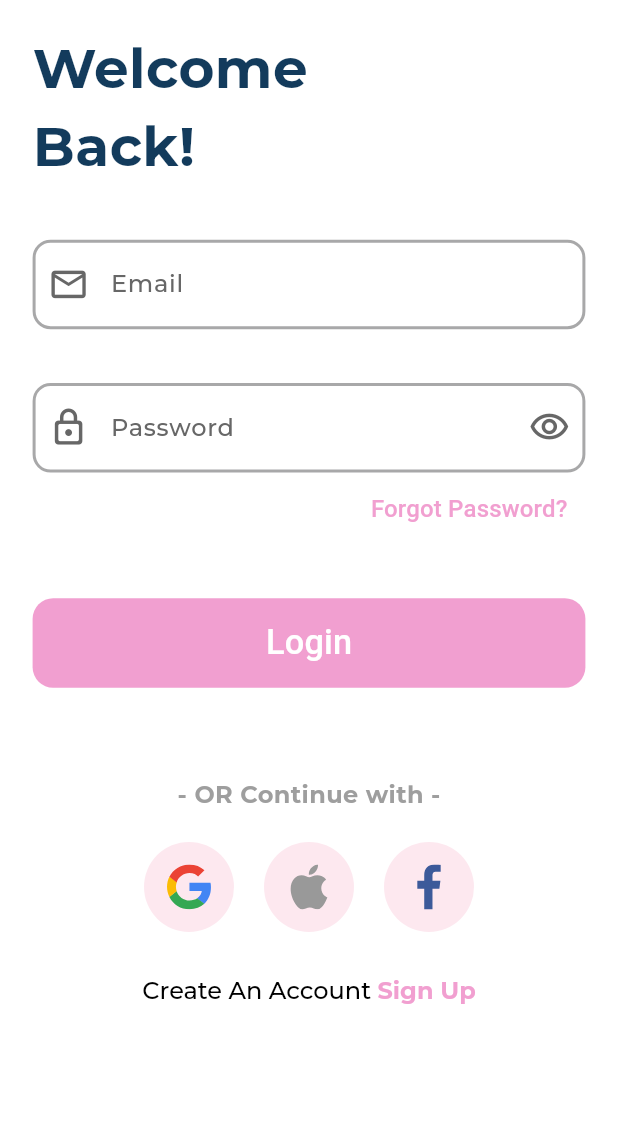
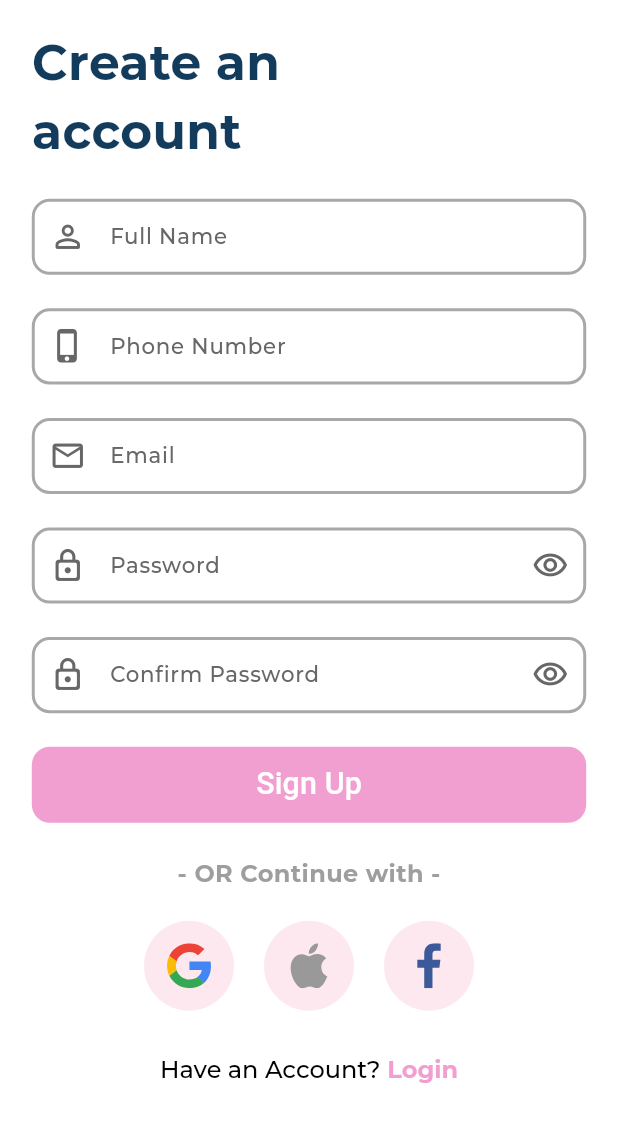
Before and after one commit to omarelsherbinyy/meem, a Flutter app: the screen it shows after launch, on a phone screen of 412 x 824 dp. Shown: the top 1122 px of the screen. Run offline on Flutter 3.47's test engine with Material 3 defaults, Android fonts, the light colour scheme and no system bars; our stand-ins replace dio, flutter_screenutil, flutter_svg; project files that could hold a hidden picture were left out.

Commit message:
Created SignupView with input fields for full name, phone number, email, and password, including password confirmation. Updated LoginView with email, password, and forgot password options. Implemented social sign-in buttons (Google, Apple, Facebook) in both views. Added navigation for login and signup using the Routes class for smooth transitions between the two views. Included form validation for email, password, and confirm password fields. Refactored SocialSignIn widget to handle navigation to different views based on the login/signup context.

```diff
--- a/lib/features/Auth/presentation/views/signup_view.dart
+++ b/lib/features/Auth/presentation/views/signup_view.dart
@@ -5,6 +5,8 @@ import 'package:meem/core/utils/string.dart';
 import 'package:meem/features/Auth/presentation/widgets/custom_bottom.dart';
 import 'package:meem/features/Auth/presentation/widgets/email_password.dart';
 
+import '../../../../config/router/routes.dart';
+import '../widgets/custom_text_form_field.dart';
 import '../widgets/social_signins.dart';
 
 class SignupView extends StatelessWidget {
@@ -21,57 +23,81 @@ class SignupView extends StatelessWidget {
             child: Padding(
               padding: const EdgeInsets.all(8.0),
               child: Column(
-                  // mainAxisAlignment: MainAxisAlignment.start,
+                crossAxisAlignment: CrossAxisAlignment.start,
                 children: [
-                    SizedBox(
-                      height: 10.h,
-                    ),
-                    Row(
-                      children: [
-                        Text("Welcome\nBack!",
+                  SizedBox(height: 10.h),
+
+                  // Title
+                  Text(
+                    "Create an \naccount",
                     style: TextStyle(
                       fontSize: 32.sp,
-                                fontFamily:StringManager.fontFamily,
+                      fontFamily: StringManager.fontFamily,
                       fontWeight: FontWeight.bold,
-                                color: ColorsManager.textBlue))
-                      ],
-                    ),
-                    SizedBox(
-                      height: 30.h,
-                    ),
-                    const     EmailAndPassword(),
-
-                    Row(mainAxisAlignment: MainAxisAlignment.end,
-                      children: [
-                        TextButton(
-                          onPressed: () {
-                            // Handle forgot password action here
-                          },
-                          child: Text(
-                            "Forgot Password?",
-                            style: TextStyle(
-                              fontSize: 14.sp,
-                              color: ColorsManager.mainPink,
-
+                      color: ColorsManager.textBlue,
                     ),
                   ),
+                  SizedBox(height: 22.h),
+
+                  // Full Name field
+                  CustomTextFormField(
+                    prefixIcon: Icon(
+                      Icons.person_outline_rounded,
+                      size: 24.sp,
+                      color: ColorsManager.gray,
                     ),
-                      ],
+                    hintText: "Full Name",
+                    validator: (value) {
+                      // Add validation logic for full name
+                      if (value == null || value.isEmpty) {
+                        return "Please enter your full name";
+                      }
+                      return null;
+                    },
                   ),
-                    SizedBox(
-                      height: 30.h,
+                  SizedBox(height: 22.h),
+
+                  // Phone Number field
+                  CustomTextFormField(
+                    prefixIcon: Icon(
+                      Icons.phone_iphone_outlined,
+                      size: 24.sp,
+                      color: ColorsManager.gray,
                     ),
-                    CustomBottom(text: "Login", onPressed: () {}),
-                    SizedBox(
-                      height: 50.h,
+                    hintText: "Phone Number",
+                    validator: (value) {
+                      // Add validation logic for phone number
+                      if (value == null || value.isEmpty) {
+                        return "Please enter your phone number";
+                      }
+                      // You can add more phone number validation here if necessary
+                      return null;
+                    },
                   ),
-                    const  SocialSignIn(textBegin: "Create An Account ",textEnd: "Sign Up",)
+                  SizedBox(height: 22.h),
 
+                  // Email and Password fields
+                  const EmailAndPassword(showConfirmPassword: true),
+                  SizedBox(height: 22.h),
+
+                  // Signup button
+                  CustomBottom(text: "Sign Up", onPressed: () {
+                    // Handle signup button logic here
+                  }),
+                  SizedBox(height: 22.h),
+
+                  // Social SignIn widget (login suggestion)
+                   SocialSignIn(onTap: (){ Navigator.pushNamed(context, Routes.logIn);},
+
+                    textBegin: "Have an Account?",
+                    textEnd: " Login",
+                  ),
                 ],
               ),
             ),
           ),
-          )),
+        ),
+      ),
     );
   }
 }
--- a/lib/features/Auth/presentation/widgets/email_password.dart
+++ b/lib/features/Auth/presentation/widgets/email_password.dart
@@ -2,33 +2,84 @@ import 'package:flutter/material.dart';
 import 'package:flutter_screenutil/flutter_screenutil.dart';
 import 'package:meem/core/utils/colors.dart';
 import 'package:meem/features/Auth/presentation/widgets/custom_text_form_field.dart';
+
 class EmailAndPassword extends StatefulWidget {
-  const EmailAndPassword({super.key});
+  final bool showConfirmPassword; // Control whether to show the confirm password field
+
+  const EmailAndPassword({
+    Key? key,
+    this.showConfirmPassword = false, // Default is false (for login), can set to true (for registration)
+  }) : super(key: key);
 
   @override
   _EmailAndPasswordState createState() => _EmailAndPasswordState();
 }
 
 class _EmailAndPasswordState extends State<EmailAndPassword> {
+  final GlobalKey<FormState> _formKey = GlobalKey<FormState>();
+
   bool isObsecureText = true; // State variable to toggle password visibility
+  bool isObsecureConfirmText = true; // State variable to toggle confirm password visibility
+
+  final TextEditingController _emailController = TextEditingController();
+  final TextEditingController _passwordController = TextEditingController();
+  final TextEditingController _confirmPasswordController = TextEditingController();
+
+  String? _emailValidator(String? value) {
+    if (value == null || value.isEmpty) {
+      return "Please enter your email";
+    }
+    // Simple email validation
+    String pattern = r'\w+@\w+\.\w+';
+    RegExp regex = RegExp(pattern);
+    if (!regex.hasMatch(value)) {
+      return "Please enter a valid email";
+    }
+    return null;
+  }
+
+  String? _passwordValidator(String? value) {
+    if (value == null || value.isEmpty) {
+      return "Please enter your password";
+    }
+    if (value.length < 6) {
+      return "Password must be at least 6 characters";
+    }
+    return null;
+  }
+
+  String? _confirmPasswordValidator(String? value) {
+    if (value == null || value.isEmpty) {
+      return "Please confirm your password";
+    }
+    if (value != _passwordController.text) {
+      return "Passwords do not match";
+    }
+    return null;
+  }
 
   @override
   Widget build(BuildContext context) {
     return Form(
+      key: _formKey,
       child: Column(
         children: [
+          // Email field
           CustomTextFormField(
-
+            controller: _emailController,
             prefixIcon: Icon(
               Icons.email_outlined,
               size: 24.sp,
               color: ColorsManager.gray,
             ),
             hintText: "Email",
-            validator: (value) {},
+            validator: _emailValidator,
           ),
-          SizedBox(height: 30.h),
+          SizedBox(height: 22.h),
+
+          // Password field
           CustomTextFormField(
+            controller: _passwordController,
             isObsecureText: isObsecureText,
             prefixIcon: Icon(
               Icons.lock_outline_rounded,
@@ -37,24 +88,51 @@ class _EmailAndPasswordState extends State<EmailAndPassword> {
             ),
             suffixIcon: IconButton(
               icon: Icon(
-                 isObsecureText ? Icons.visibility_outlined : Icons.visibility_off_outlined,
+                isObsecureText
+                    ? Icons.visibility_outlined
+                    : Icons.visibility_off_outlined,
                 size: 24.sp,
                 color: ColorsManager.gray,
               ),
               onPressed: () {
                 setState(() {
-                  isObsecureText = !isObsecureText; // Toggle the password visibility
+                  isObsecureText = !isObsecureText; // Toggle password visibility
                 });
               },
             ),
             hintText: "Password",
-            validator: (value) {
-              if (value == null || value.isEmpty) {
-                return "Please enter your password"; // Validation message for empty password
-              }
-              return null; // Return null if validation passes
-            },
+            validator: _passwordValidator,
           ),
+
+          // Conditionally show Confirm Password field
+          if (widget.showConfirmPassword) ...[
+            SizedBox(height: 22.h),
+            CustomTextFormField(
+              controller: _confirmPasswordController,
+              isObsecureText: isObsecureConfirmText,
+              prefixIcon: Icon(
+                Icons.lock_outline_rounded,
+                size: 24.sp,
+                color: ColorsManager.gray,
+              ),
+              suffixIcon: IconButton(
+                icon: Icon(
+                  isObsecureConfirmText
+                      ? Icons.visibility_outlined
+                      : Icons.visibility_off_outlined,
+                  size: 24.sp,
+                  color: ColorsManager.gray,
+                ),
+                onPressed: () {
+                  setState(() {
+                    isObsecureConfirmText = !isObsecureConfirmText; // Toggle confirm password visibility
+                  });
+                },
+              ),
+              hintText: "Confirm Password",
+              validator: _confirmPasswordValidator,
+            ),
+          ],
         ],
       ),
     );
--- a/lib/features/Auth/presentation/widgets/social_signins.dart
+++ b/lib/features/Auth/presentation/widgets/social_signins.dart
@@ -6,8 +6,15 @@ import 'package:meem/core/utils/string.dart';
 class SocialSignIn extends StatelessWidget {
   final String textBegin;
   final String textEnd;
+  final VoidCallback onTap; // Pass navigation callback
 
-  const SocialSignIn({super.key, required this.textBegin, required this.textEnd});
+  const SocialSignIn({
+    Key? key,
+    required this.textBegin,
+    required this.textEnd,
+    required this.onTap, // Required callback
+  }) : super(key: key);
+
   @override
   Widget build(BuildContext context) {
     return Column(
@@ -15,38 +22,36 @@ class SocialSignIn extends StatelessWidget {
       children: [
         const Text(
           "- OR Continue with -",
-          style: TextStyle(fontSize: 16, color: Colors.grey,fontFamily: StringManager.fontFamily,fontWeight: FontWeight.bold),
+          style: TextStyle(fontSize: 16, color: Colors.grey, fontFamily: StringManager.fontFamily, fontWeight: FontWeight.bold),
         ),
         const SizedBox(height: 20),
         Row(
           mainAxisAlignment: MainAxisAlignment.center,
           children: [
-            _socialButton('assets/images/googleicon.svg' ,onTap: () {
-              // Add your Google sign-in functionality here
+            _socialButton('assets/images/googleicon.svg', onTap: () {
+              // Add Google sign-in functionality
             }),
             const SizedBox(width: 20),
             _socialButton('assets/images/appleicon.svg', onTap: () {
-              // Add your Apple sign-in functionality here
+              // Add Apple sign-in functionality
             }),
             const SizedBox(width: 20),
             _socialButton('assets/images/facebookicon.svg', onTap: () {
-              // Add your Facebook sign-in functionality here
+              // Add Facebook sign-in functionality
             }),
           ],
         ),
         const SizedBox(height: 30),
         GestureDetector(
-          onTap: () {
-            // Navigate to Sign-up page
-          },
+          onTap: onTap, // Trigger navigation
           child: RichText(
             text: TextSpan(
               text: textBegin,
-              style: const TextStyle(color: Colors.black, fontSize: 16,fontFamily: StringManager.fontFamily),
+              style: const TextStyle(color: Colors.black, fontSize: 16, fontFamily: StringManager.fontFamily),
               children: [
                 TextSpan(
                   text: textEnd,
-                  style: const TextStyle(color: ColorsManager.mainPink,fontFamily: StringManager.fontFamily,fontWeight: FontWeight.bold),
+                  style: const TextStyle(color: ColorsManager.mainPink, fontFamily: StringManager.fontFamily, fontWeight: FontWeight.bold),
                 ),
               ],
             ),
@@ -56,7 +61,7 @@ class SocialSignIn extends StatelessWidget {
     );
   }
 
-  Widget _socialButton(String assetPath, {required Function onTap, double iconHeight =35}) {
+  Widget _socialButton(String assetPath, {required Function onTap, double iconHeight = 35}) {
     return GestureDetector(
       onTap: () => onTap(),
       child: CircleAvatar(
@@ -65,9 +70,9 @@ class SocialSignIn extends StatelessWidget {
         child: SvgPicture.asset(
           assetPath,
           width: 30,
-          height: iconHeight, // Using the parameter passed or the default 80
-          // Ensure no color filter is applied
+          height: iconHeight,
         ),
       ),
     );
-  }}
+  }
+}
--- a/lib/meem_app.dart
+++ b/lib/meem_app.dart
@@ -9,7 +9,7 @@ class MeemApp extends StatelessWidget {
   @override
   Widget build(BuildContext context) {
     return ScreenUtilInit(
-      designSize: const Size(360, 690),
+      designSize: const Size(375, 812),
       minTextAdapt: true,
       splitScreenMode: true,
       builder: (BuildContext context, Widget? child) {
```
Also changed, not shown: lib/features/Auth/presentation/views/login_view.dart (+33 -24 lines). Lines whose indentation alone changed are shown as unchanged.
